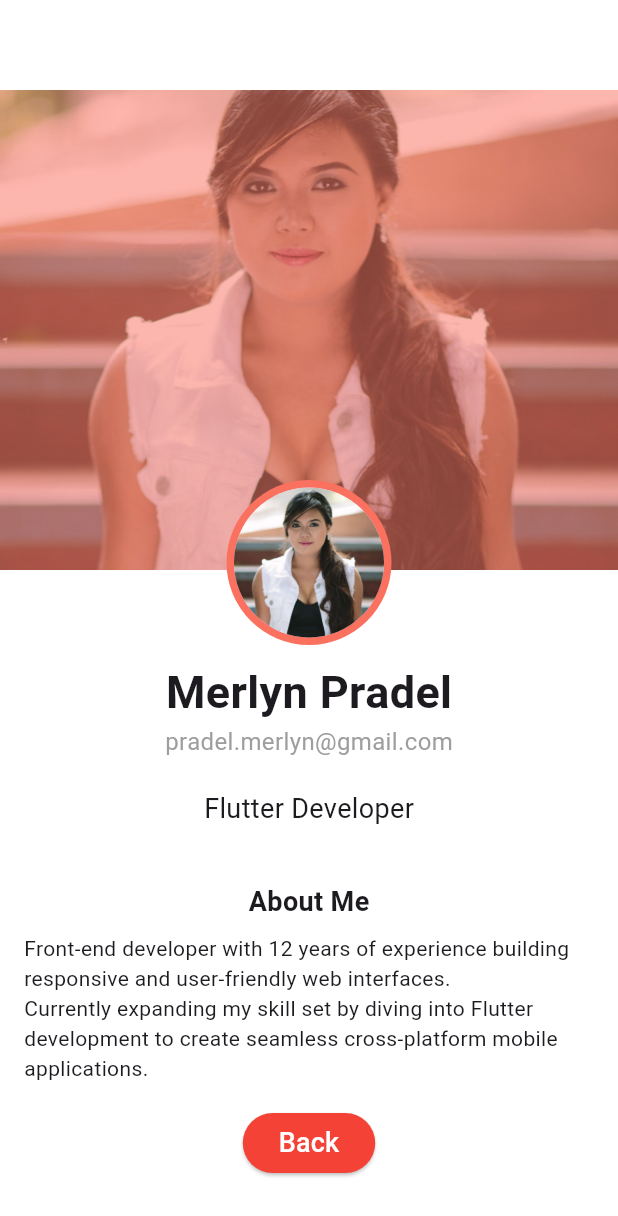
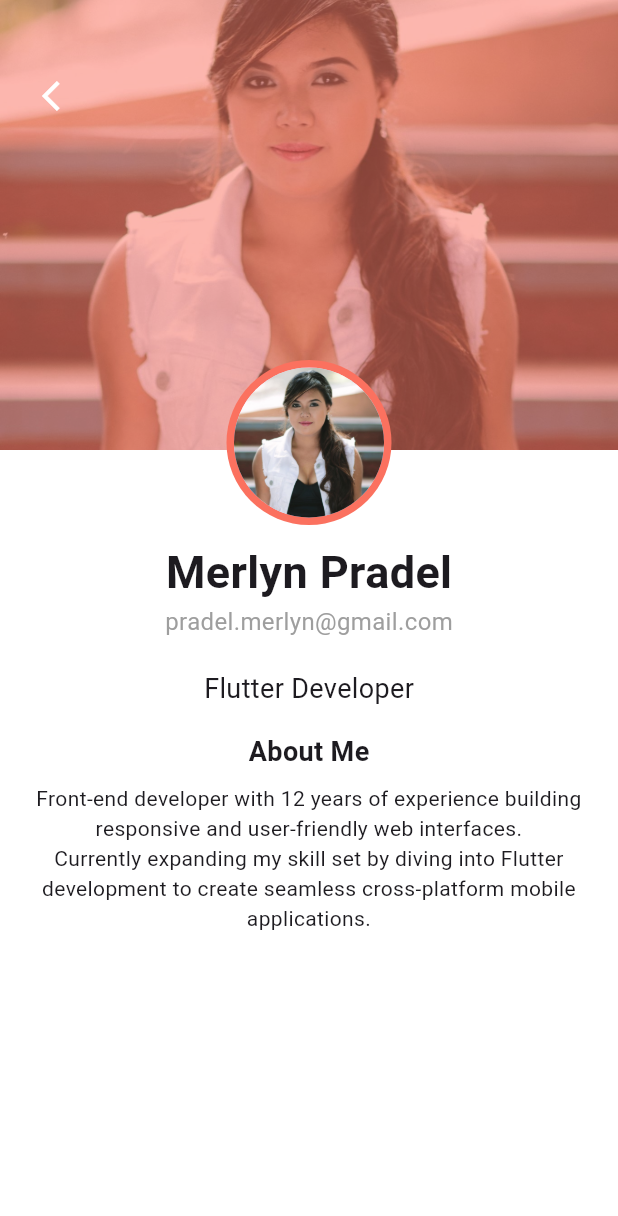
Before and after one commit to pradelmerlyn/profile_registration, a Flutter app: the screen it shows after launch, after a tap on "View Details", on a phone screen of 412 x 824 dp. Shown: the top 1216 px of the screen. Run offline on Flutter 3.47's test engine with Material 3 defaults, Android fonts, the light colour scheme and no system bars.

Commit message:
Update profile_details_screen.dart

```diff
--- a/lib/screens/profile_screen/profile_details_screen.dart
+++ b/lib/screens/profile_screen/profile_details_screen.dart
@@ -9,13 +9,10 @@ class ProfileDetailsScreen extends StatelessWidget {
       backgroundColor: Colors.white,
       body: Column(
         children: [
-          const SizedBox(height: 60), // To make room for avatar
-
-          _buildProfileHeader(),
-          const SizedBox(height: 60), // To make room for avatar
+          _buildProfileHeader(context),
+          const SizedBox(height: 60),
           _profileInfo(),
           _buildAboutMe(),
-          _buildButton(context),
         ],
       ),
     );
@@ -50,14 +47,13 @@ Widget _profileInfo() {
   );
 }
 
-Widget _buildProfileHeader() {
+Widget _buildProfileHeader(BuildContext context) {
   return Stack(
     clipBehavior: Clip.none,
-    alignment: Alignment.center,
     children: [
       // Header background
       Container(
-        height: 320,
+        height: 300,
         width: double.infinity,
         decoration: const BoxDecoration(
           image: DecorationImage(
@@ -66,14 +62,22 @@ Widget _buildProfileHeader() {
           ),
         ),
         child: Container(
-          color: const Color.fromARGB(255, 251, 113, 95)
-              .withOpacity(0.5), // purple overlay
+          color: const Color.fromARGB(255, 251, 113, 95).withOpacity(0.5),
         ),
+      ),
+
+      // Close button in top-right
+      Positioned(
+        top: 40,
+        left: 16,
+        child: _buildCloseButton(context),
       ),
 
       // Profile image
       const Positioned(
         bottom: -50,
+        left: 0,
+        right: 0,
         child: CircleAvatar(
           radius: 55,
           backgroundColor: Color.fromARGB(255, 251, 113, 95),
@@ -90,21 +94,8 @@ Widget _buildProfileHeader() {
 Widget _buildAboutMe() {
   return Container(
     padding: const EdgeInsets.all(16),
-    margin: const EdgeInsets.only(top: 20),
-    // decoration: BoxDecoration(
-    //   color: Colors.white,
-    //   borderRadius: BorderRadius.circular(12),
-    //   boxShadow: [
-    //     BoxShadow(
-    //       color: Colors.black.withOpacity(0.1),
-    //       blurRadius: 10,
-    //       offset: const Offset(0, 5),
-    //     ),
-    //   ],
-    // ),
     child: const Column(
       crossAxisAlignment: CrossAxisAlignment.center,
-
       children: [
         Text(
           'About Me',
@@ -115,7 +106,9 @@ Widget _buildAboutMe() {
         ),
         SizedBox(height: 8),
         Text(
-          'Front-end developer with 12 years of experience building responsive and user-friendly web interfaces.\nCurrently expanding my skill set by diving into Flutter development to create seamless cross-platform mobile applications.',
+          'Front-end developer with 12 years of experience building responsive and user-friendly web interfaces.'
+          '\nCurrently expanding my skill set by diving into Flutter development to create seamless cross-platform mobile applications.',
+          textAlign: TextAlign.center,
           style: TextStyle(fontSize: 14),
         ),
       ],
@@ -123,17 +116,15 @@ Widget _buildAboutMe() {
   );
 }
 
-Widget _buildButton(context) {
-  return ElevatedButton(
+Widget _buildCloseButton(context) {
+  return IconButton(
+    icon: const Icon(
+      Icons.arrow_back_ios,
+      color: Colors.white,
+    ),
+    color: Colors.black87,
     onPressed: () {
       Navigator.pop(context);
     },
-    style: ButtonStyle(
-      backgroundColor: WidgetStateProperty.all(Colors.red),
-    ),
-    child: const Text(
-      'Back',
-      style: TextStyle(fontSize: 18, color: Colors.white),
-    ),
   );
 }
```
